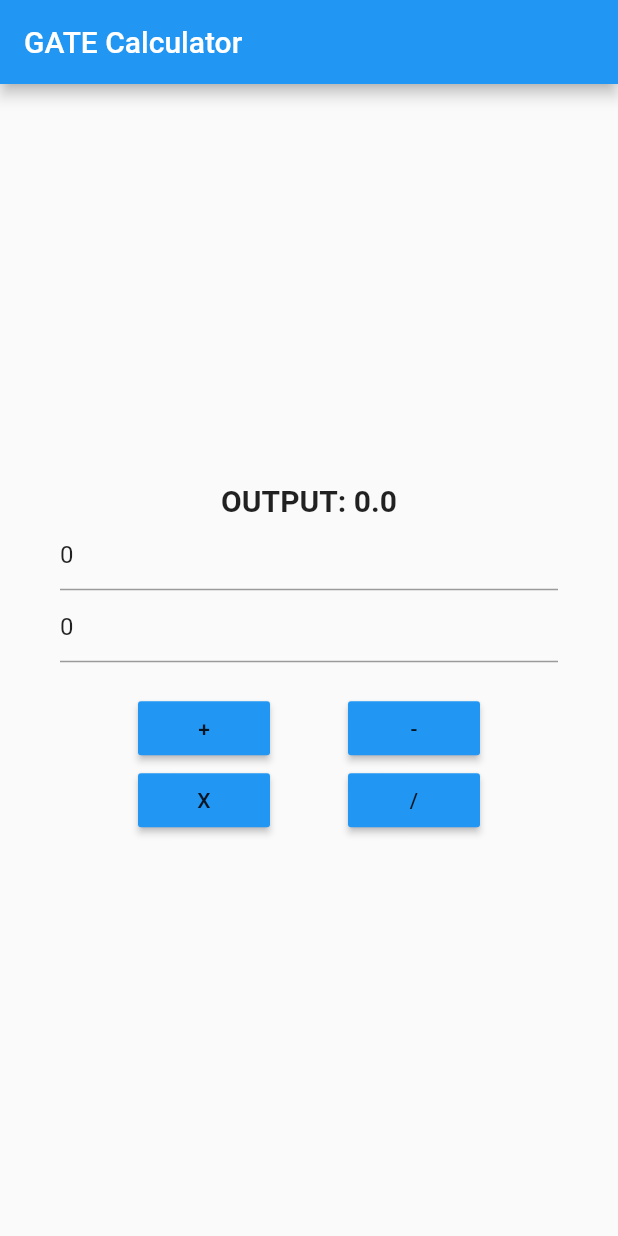
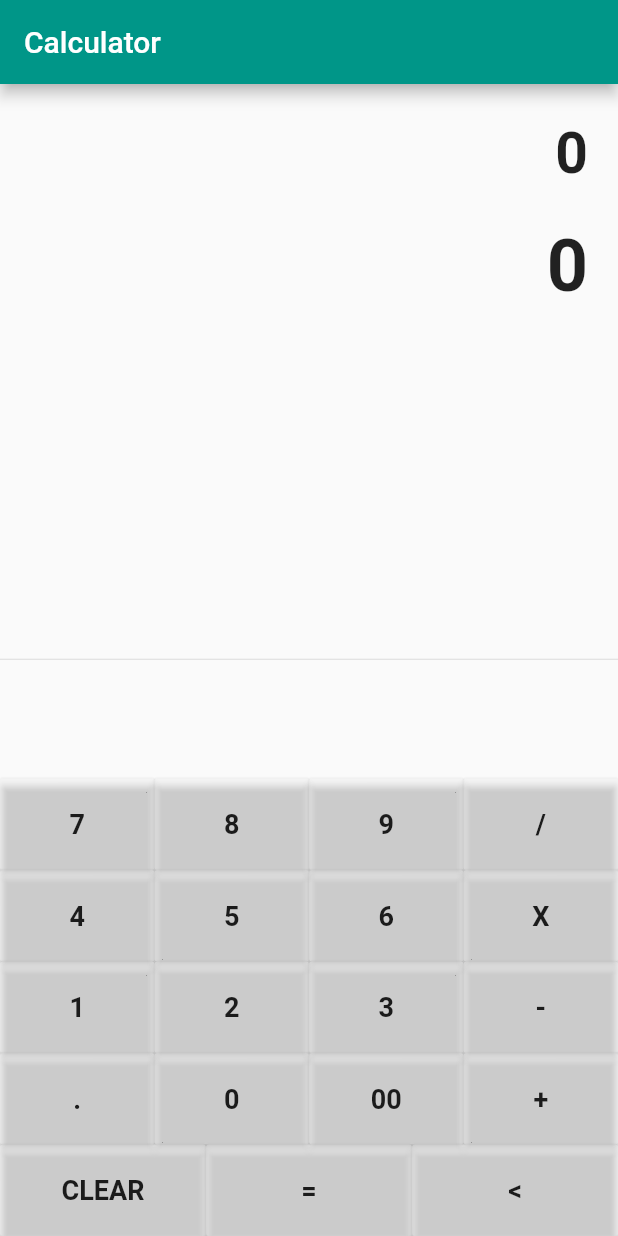
Before and after one commit to DecoderRony/LearnFluttterWithMe, a Flutter app: the screen it shows after launch, on a phone screen of 412 x 824 dp. Run offline on Flutter 3.47's test engine with Material 2 defaults, Android fonts, the phone set to English and light mode, and no system bars; our stand-ins replace math_expressions.

Commit message:
Flully fledged working calculator app

```diff
--- a/calculator/lib/homePage.dart
+++ b/calculator/lib/homePage.dart
@@ -1,5 +1,5 @@
 import 'package:flutter/material.dart';
-
+import 'package:math_expressions/math_expressions.dart';
 class HomePage extends StatefulWidget{
 
 
@@ -9,107 +9,171 @@ class HomePage extends StatefulWidget{
 }
 
 class _HomePageState extends State<HomePage>{
-    double num1=0, num2=0, sum=0;
-    final TextEditingController t1 = new TextEditingController(text: "0");
-      final TextEditingController t2 = new TextEditingController(text: "0");
+    String equation = "0";
+    String result = "0";
+    String expression = "";
+    double equationFontSize = 38.0;
+    double resultFontSize = 48.0;
 
-  void doAdd(){
-    this.setState((){
-      num1 = double.parse(t1.text);
-      num2 = double.parse(t2.text);
-      sum = num1 + num2;
-    });
+  buttonPressed(String buttonText){
+    setState(() {
+      if(buttonText == "CLEAR"){
+        equation = "0";
+        result = "0";
+        equationFontSize = 38.0;
+        resultFontSize = 48.0;
       }
 
-   void doSub(){
-    this.setState((){
-      num1 = double.parse(t1.text);
-      num2 = double.parse(t2.text);
-      sum = num1 - num2;
-    });
+      else if(buttonText == "<"){
+         equationFontSize = 48.0;
+        resultFontSize = 38.0;
+        equation = equation.substring(0,equation.length - 1);
+        if(equation == ""){
+          equation = "0";
+        }
       }
 
-   void doMul(){
-    this.setState((){
-      num1 = double.parse(t1.text);
-      num2 = double.parse(t2.text);
-      sum = num1 * num2;
-    });
+      else if(buttonText == "="){
+         equationFontSize = 48.0;
+        resultFontSize = 38.0;
+
+        expression = equation;
+        expression = expression.replaceAll('X', '*');
+        try{
+          Parser p = new Parser();
+          Expression exp = p.parse(expression);
+          ContextModel cm = ContextModel();
+          result = '${exp.evaluate(EvaluationType.REAL, cm)}';
+        }
+        catch(e){
+          result = "Error";
+        }
       }
 
-   void doDiv(){
-    this.setState((){
-      num1 = double.parse(t1.text);
-      num2 = double.parse(t2.text);
-      sum = num1 / num2;
+      else{
+         equationFontSize = 38.0;
+        resultFontSize = 48.0;
+        if(equation =="0"){
+          equation = buttonText;
+        }
+        else{
+          equation = equation + buttonText;
+        }
+      }
     });
+
+
   }
+
+  Widget button(String buttonText){
+    return Expanded(
+                child: MaterialButton(onPressed: () => buttonPressed(buttonText),
+                child: Text(buttonText,
+                style: TextStyle(
+                  fontSize: 18,
+                  fontWeight: FontWeight.bold,
+                ),
+                ),
+                color: Colors.white30,
+                padding: const EdgeInsets.all(20),
+                splashColor: Colors.teal,
+                ),
+            );
+
+  }
+
+
+
+  //BUTTON OF CALCULATOR
+
 
   @override
   Widget build(BuildContext context){
-    Color c2 = Colors.blue;
     return new Scaffold(
-      appBar: new AppBar(
-        title: new Text("GATE Calculator"),
+      appBar: AppBar(
+        title: const Text("Calculator"),
+        backgroundColor: Colors.teal,
       ),
-      body: new Container(
-        padding: const EdgeInsets.all(40.0),
-        child: new Column(
-          mainAxisAlignment: MainAxisAlignment.center,
+
+      body: Container(
+        child: Column(
           children: <Widget>[
-            new Text("OUTPUT: $sum",
-            style: new TextStyle(
-              fontSize: 20.0,
-              fontWeight: FontWeight.bold,
+            Container(
+              alignment: Alignment.bottomRight,
+              padding: EdgeInsets.symmetric(
+                vertical: 24,
+                horizontal: 20
+              ),
+              child: Text(equation,
+              style: TextStyle(
+                fontSize: equationFontSize,
+                fontWeight: FontWeight.bold
               ),
               ),
-            new TextField(
-              keyboardType: TextInputType.number,
-             decoration: InputDecoration(
-                hintText: "Enter 1st number",
-              ),
-              controller: t1,
             ),
 
-             new TextField(
-              keyboardType: TextInputType.number,
-              decoration: InputDecoration(
-                hintText: "Enter 2nd number",
+             Container(
+              alignment: Alignment.bottomRight,
+              padding: EdgeInsets.symmetric(
+                horizontal: 20
               ),
-              controller: t2,
+              child: Text(result,
+              style: TextStyle(
+                fontSize: resultFontSize,
+                fontWeight: FontWeight.bold
               ),
-          new Padding(
-            padding: const EdgeInsets.only(top: 20.0),
               ),
-          new Row(
-            mainAxisAlignment: MainAxisAlignment.spaceEvenly,
+            ),
 
+
+            new Expanded(child: Container
+            (
+              padding: EdgeInsets.only(top: 155),
+              child: Divider())),
+
+            Row(
               children: <Widget>[
-            new MaterialButton(onPressed: doAdd,
-              child: new Text("+"),
-              color: Colors.blue,
-            ),
-            new MaterialButton(onPressed: doSub,
-              child: new Text("-"),
-              color: Colors.blue,
-            ),
+                button("7"),
+                button("8"),
+                button("9"),
+                button("/")
               ],
             ),
 
-          new Row(
-            mainAxisAlignment: MainAxisAlignment.spaceEvenly,
+            Row(
               children: <Widget>[
-            new MaterialButton(onPressed: doMul,
-              child: new Text("X"),
-              color: Colors.blue,
+                button("4"),
+                button("5"),
+                button("6"),
+                button("X")
+              ],
             ),
 
-           new MaterialButton(onPressed: doDiv,
-              child: new Text("/"),
-              color: Colors.blue,
+            Row(
+              children: <Widget>[
+                button("1"),
+                button("2"),
+                button("3"),
+                button("-")
+              ],
             ),
+
+            Row(
+              children: <Widget>[
+                button("."),
+                button("0"),
+                button("00"),
+                button("+")
               ],
-          )
+            ),
+
+            Row(
+              children: <Widget>[
+                button("CLEAR"),
+                button("="),
+                button("<")
+              ],
+            ),
           ],
         ),
       ),
--- a/calculator/lib/main.dart
+++ b/calculator/lib/main.dart
@@ -1,5 +1,7 @@
 import "package:flutter/material.dart";
 import './homePage.dart';
+import 'package:math_expressions/math_expressions.dart';
+
 
 void main() => runApp(new CalculatorApp());
 
@@ -7,7 +9,8 @@ class CalculatorApp extends StatelessWidget{
   @override
   Widget build(BuildContext context){
     return MaterialApp(
-      title: "GATE Calculator",
+      debugShowCheckedModeBanner: false,
+      title: "Calculator",
         home: new HomePage(),
     );
   }
--- a/calculator/pubspec.yaml
+++ b/calculator/pubspec.yaml
@@ -1,4 +1,4 @@
-name: calculator
+name: Calci
 description: A new Flutter project.
 
 # The following defines the version and build number for your application.
@@ -23,6 +23,7 @@ dependencies:
   # The following adds the Cupertino Icons font to your application.
   # Use with the CupertinoIcons class for iOS style icons.
   cupertino_icons: ^0.1.2
+  math_expressions: ^2.0.0
 
 dev_dependencies:
   flutter_test:
```
Also changed, not shown: calculator/pubspec.lock. Lines whose indentation alone changed are shown as unchanged.
